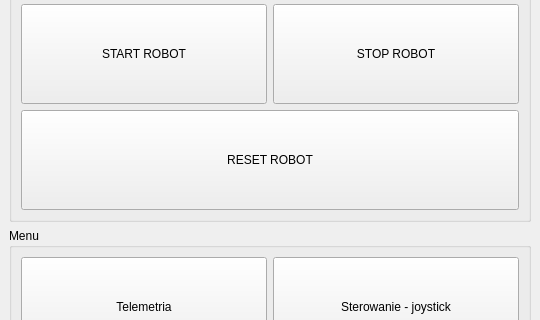
Qt form mainwindow.ui (superjulek/Robot_controller) before a commit; both pictures show x 0 to 540 and y 604 to 924 of the 540 by 1088 pixel window.
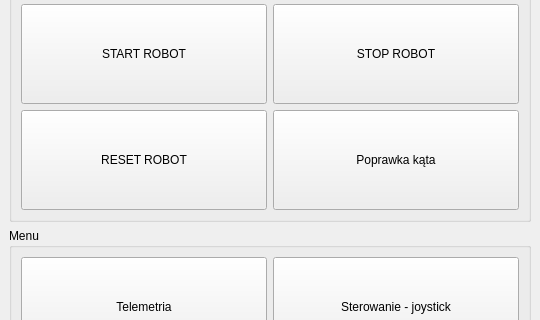
The same form after that commit.

```diff
--- a/mainwindow.ui
+++ b/mainwindow.ui
@@ -177,7 +177,7 @@
          </property>
         </widget>
        </item>
-       <item row="2" column="0" colspan="2">
+       <item row="2" column="0">
         <widget class="QPushButton" name="pushButtonRobotReset">
          <property name="minimumSize">
           <size>
@@ -190,6 +190,19 @@
          </property>
         </widget>
        </item>
+       <item row="2" column="1">
+        <widget class="QPushButton" name="pushButtonAngCorr">
+         <property name="minimumSize">
+          <size>
+           <width>0</width>
+           <height>100</height>
+          </size>
+         </property>
+         <property name="text">
+          <string>Poprawka kąta</string>
+         </property>
+        </widget>
+       </item>
       </layout>
      </widget>
     </item>
```
